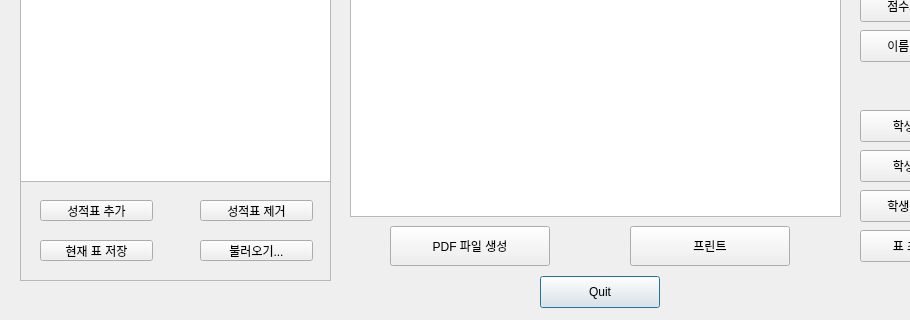
Qt form panda_qt.ui (noobcpuls/pandaQt) before a commit; both pictures show x 0 to 910 and y 280 to 600 of the 1000 by 600 pixel window.
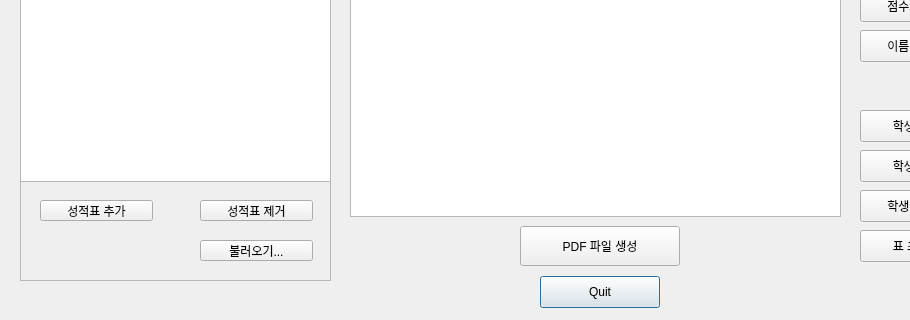
The same form after that commit.

Patch:
```diff
--- a/panda_qt.ui
+++ b/panda_qt.ui
@@ -102,19 +102,6 @@
     </property>
    </item>
   </widget>
-  <widget class="QPushButton" name="printBtn">
-   <property name="geometry">
-    <rect>
-     <x>630</x>
-     <y>506</y>
-     <width>160</width>
-     <height>40</height>
-    </rect>
-   </property>
-   <property name="text">
-    <string>프린트</string>
-   </property>
-  </widget>
   <widget class="QDateEdit" name="dateEdit">
    <property name="geometry">
     <rect>
@@ -285,19 +272,6 @@
      <string>불러오기...</string>
     </property>
    </widget>
-   <widget class="QPushButton" name="overWriteBtn">
-    <property name="geometry">
-     <rect>
-      <x>20</x>
-      <y>480</y>
-      <width>113</width>
-      <height>21</height>
-     </rect>
-    </property>
-    <property name="text">
-     <string>현재 표 저장</string>
-    </property>
-   </widget>
   </widget>
   <widget class="QLabel" name="labelDate_2">
    <property name="geometry">
@@ -413,7 +387,7 @@
   <widget class="QPushButton" name="printSheet">
    <property name="geometry">
     <rect>
-     <x>390</x>
+     <x>520</x>
      <y>506</y>
      <width>160</width>
      <height>40</height>
```
